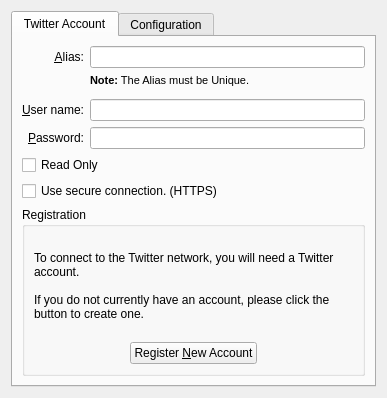
The window that microblogs/twitter/twittereditaccount_base.ui (KDE/choqok) describes before a commit, drawn with Qt 5.
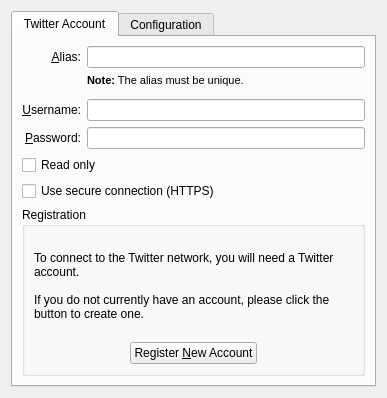
The same window after the commit. Custom widgets are drawn as their Qt base class.

What changed in the file:
```diff
--- a/microblogs/twitter/twittereditaccount_base.ui
+++ b/microblogs/twitter/twittereditaccount_base.ui
@@ -57,7 +57,7 @@
 &lt;html&gt;&lt;head&gt;&lt;meta name=&quot;qrichtext&quot; content=&quot;1&quot; /&gt;&lt;style type=&quot;text/css&quot;&gt;
 p, li { white-space: pre-wrap; }
 &lt;/style&gt;&lt;/head&gt;&lt;body style=&quot; font-family:'DejaVu Sans'; font-size:9pt; font-weight:400; font-style:normal;&quot;&gt;
-&lt;p style=&quot; margin-top:0px; margin-bottom:0px; margin-left:0px; margin-right:0px; -qt-block-indent:0; text-indent:0px;&quot;&gt;&lt;span style=&quot; font-size:8pt; font-weight:600;&quot;&gt;Note:&lt;/span&gt;&lt;span style=&quot; font-size:8pt;&quot;&gt; The Alias must be Unique.&lt;/span&gt;&lt;/p&gt;&lt;/body&gt;&lt;/html&gt;</string>
+&lt;p style=&quot; margin-top:0px; margin-bottom:0px; margin-left:0px; margin-right:0px; -qt-block-indent:0; text-indent:0px;&quot;&gt;&lt;span style=&quot; font-size:8pt; font-weight:600;&quot;&gt;Note:&lt;/span&gt;&lt;span style=&quot; font-size:8pt;&quot;&gt; The alias must be unique.&lt;/span&gt;&lt;/p&gt;&lt;/body&gt;&lt;/html&gt;</string>
          </property>
          <property name="alignment">
           <set>Qt::AlignLeading|Qt::AlignLeft|Qt::AlignTop</set>
@@ -73,7 +73,7 @@
        <item row="3" column="0">
         <widget class="QLabel" name="textLabel1">
          <property name="text">
-          <string>&amp;User name:</string>
+          <string>&amp;Username:</string>
          </property>
          <property name="alignment">
           <set>Qt::AlignRight|Qt::AlignTrailing|Qt::AlignVCenter</set>
@@ -119,14 +119,14 @@
        <item row="5" column="0" colspan="2">
         <widget class="QCheckBox" name="kcfg_readonly">
          <property name="text">
-          <string>Read Only</string>
+          <string>Read only</string>
          </property>
         </widget>
        </item>
        <item row="6" column="0" colspan="2">
         <widget class="QCheckBox" name="kcfg_secure">
          <property name="text">
-          <string>Use secure connection. (HTTPS)</string>
+          <string>Use secure connection (HTTPS)</string>
          </property>
         </widget>
        </item>
@@ -271,17 +271,17 @@
    <extends>QLineEdit</extends>
    <header>klineedit.h</header>
   </customwidget>
-  <customwidget>
-   <class>KSeparator</class>
-   <extends>QFrame</extends>
-   <header>kseparator.h</header>
-  </customwidget>
   <customwidget>
    <class>KTabWidget</class>
    <extends>QTabWidget</extends>
    <header>ktabwidget.h</header>
    <container>1</container>
   </customwidget>
+  <customwidget>
+   <class>KSeparator</class>
+   <extends>QFrame</extends>
+   <header>kseparator.h</header>
+  </customwidget>
  </customwidgets>
  <tabstops>
   <tabstop>kcfg_register</tabstop>
```
Left out of the diff: 4 changed lines with no effect on the pictures.
